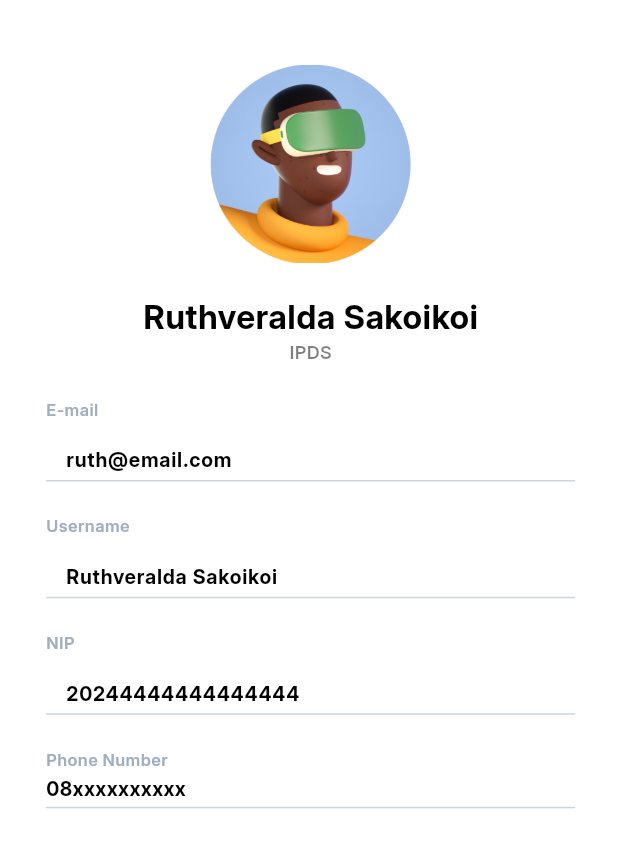
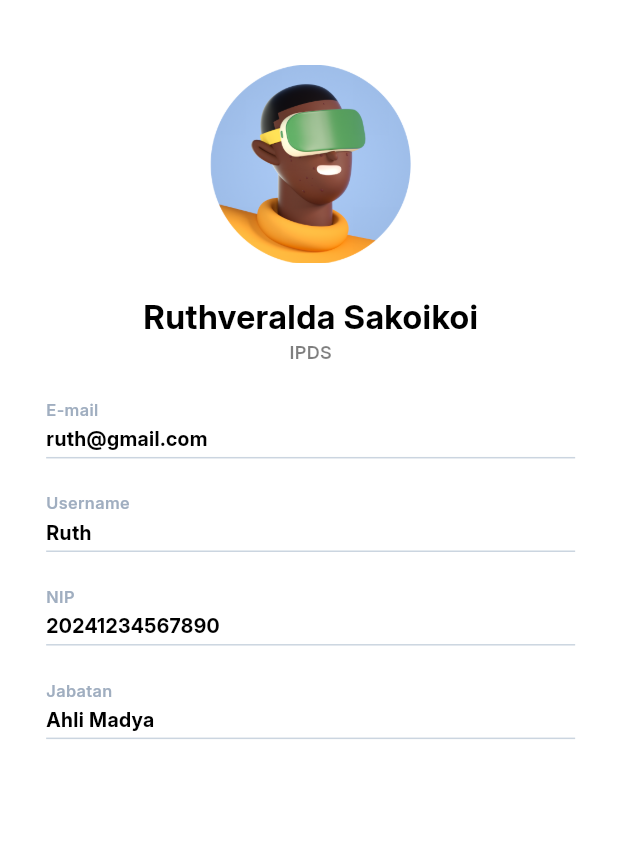
Before and after one commit to rennn9/MBPS-KP, a Flutter app: the ProfileInfoScreen screen opened by its route, on a phone screen of 412 x 824 dp, the part 129-997 px from its top. Run offline on Flutter 3.47's test engine with Material 3 defaults, Android fonts, the phone set to English and light mode, and no system bars; our stand-ins replace cached_network_image, connectivity_plus, flutter_svg, flutter_time_picker_spinner, smooth_page_indicator, timelines_plus; project files that could hold a hidden picture were left out.

```diff
--- a/lib/main.dart
+++ b/lib/main.dart
@@ -18,7 +18,7 @@ class MyApp extends StatelessWidget {
           theme: theme,
           title: 'projectbps',
           debugShowCheckedModeBanner: false,
-          initialRoute: AppRoutes.initialRoute,
+          initialRoute: AppRoutes.riwayatScreen,
           routes: AppRoutes.routes,
           builder: (context, child) {
             return MediaQuery(
--- a/lib/presentation/profile_info_screen/profile_info_screen.dart
+++ b/lib/presentation/profile_info_screen/profile_info_screen.dart
@@ -67,16 +67,16 @@ class ProfileInfoScreen extends StatelessWidget {
                         style: CustomTextStyles.labelMediumBluegray200,
                       ),
                       SizedBox(height: 2.h),
-                      CustomTextFormField(
-                        controller: emailController,
-                        hintText: "ruth@email.com",
-                        hintStyle:
-                            CustomTextStyles.labelLargeErrorContainerBold,
-                        textInputType: TextInputType.emailAddress,
-                        contentPadding:
-                            EdgeInsets.fromLTRB(12.h, 12.h, 12.h, 4.h),
-                        borderDecoration:
-                            TextFormFieldStyleHelper.underLineBlueGray,
+                      Text(
+                        "ruth@gmail.com",
+                        style: CustomTextStyles.labelLargeErrorContainerBold,
+                      ),
+                      SizedBox(height: 2.h),
+                      SizedBox(
+                        width: double.maxFinite,
+                        child: Divider(
+                          color: appTheme.blueGray100,
+                        ),
                       ),
                       SizedBox(height: 20.h),
                       Text(
@@ -84,15 +84,16 @@ class ProfileInfoScreen extends StatelessWidget {
                         style: CustomTextStyles.labelMediumBluegray200,
                       ),
                       SizedBox(height: 2.h),
-                      CustomTextFormField(
-                        controller: userNameController,
-                        hintText: "Ruthveralda Sakoikoi",
-                        hintStyle:
-                            CustomTextStyles.labelLargeErrorContainerBold,
-                        contentPadding:
-                            EdgeInsets.fromLTRB(12.h, 12.h, 12.h, 4.h),
-                        borderDecoration:
-                            TextFormFieldStyleHelper.underLineBlueGray,
+                      Text(
+                        "Ruth",
+                        style: CustomTextStyles.labelLargeErrorContainerBold,
+                      ),
+                      SizedBox(height: 2.h),
+                      SizedBox(
+                        width: double.maxFinite,
+                        child: Divider(
+                          color: appTheme.blueGray100,
+                        ),
                       ),
                       SizedBox(height: 20.h),
                       Text(
@@ -100,25 +101,25 @@ class ProfileInfoScreen extends StatelessWidget {
                         style: CustomTextStyles.labelMediumBluegray200,
                       ),
                       SizedBox(height: 2.h),
-                      CustomTextFormField(
-                        controller: group1155oneController,
-                        hintText: "20244444444444444",
-                        hintStyle:
-                            CustomTextStyles.labelLargeErrorContainerBold,
-                        textInputAction: TextInputAction.done,
-                        contentPadding:
-                            EdgeInsets.fromLTRB(12.h, 12.h, 12.h, 4.h),
-                        borderDecoration:
-                            TextFormFieldStyleHelper.underLineBlueGray,
+                      Text(
+                        "20241234567890",
+                        style: CustomTextStyles.labelLargeErrorContainerBold,
+                      ),
+                      SizedBox(height: 2.h),
+                      SizedBox(
+                        width: double.maxFinite,
+                        child: Divider(
+                          color: appTheme.blueGray100,
+                        ),
                       ),
                       SizedBox(height: 20.h),
                       Text(
-                        "Phone Number",
+                        "Jabatan",
                         style: CustomTextStyles.labelMediumBluegray200,
                       ),
                       SizedBox(height: 2.h),
                       Text(
-                        "08xxxxxxxxxx",
+                        "Ahli Madya",
                         style: CustomTextStyles.labelLargeErrorContainerBold,
                       ),
                       SizedBox(height: 2.h),
```
Also changed, not shown: lib/presentation/detail_riwayat_pegawai_four_screen/detail_riwayat_pegawai_four_screen.dart (+9 -7 lines), lib/presentation/detail_riwayat_pegawai_one_screen/detail_riwayat_pegawai_one_screen.dart (+11 -9 lines), lib/presentation/detail_riwayat_pegawai_screen/detail_riwayat_pegawai_screen.dart (+11 -9 lines), lib/presentation/detail_riwayat_pegawai_three_screen/detail_riwayat_pegawai_three_screen.dart (+11 -9 lines), lib/presentation/detail_riwayat_pegawai_two_screen/detail_riwayat_pegawai_two_screen.dart (+11 -9 lines), lib/presentation/riwayat_screen/riwayat_screen.dart (+69 -4 lines), lib/presentation/riwayat_screen/widgets/riwayat_one_item_widget.dart (+14 -3 lines).
